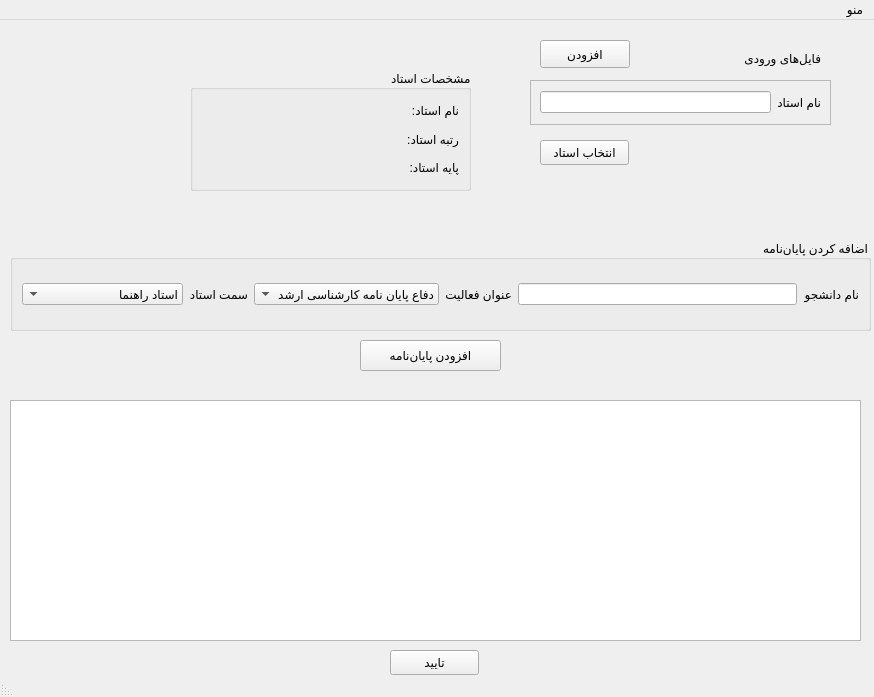
Qt form rawUi/ui.ui (soda-sh/uni-salary) before a commit.
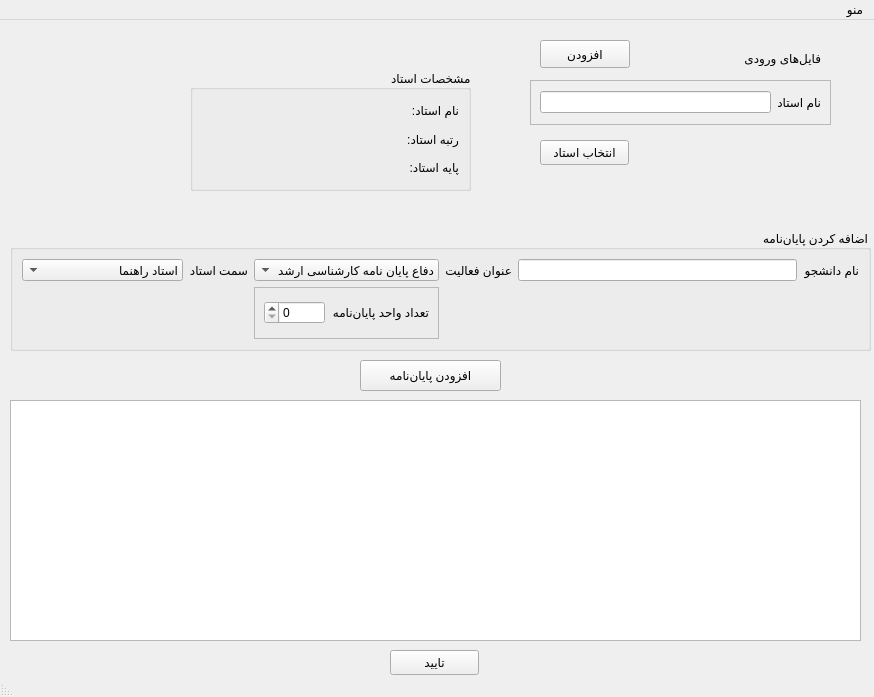
The same form after that commit. Icons and pictures are not drawn.

Commit message: Add unitCount to thesisIsertionBox in ui.py

```diff
--- a/rawUi/ui.ui
+++ b/rawUi/ui.ui
@@ -17,10 +17,10 @@
    <widget class="QLabel" name="logo">
     <property name="geometry">
      <rect>
-      <x>-10</x>
+      <x>10</x>
       <y>10</y>
       <width>161</width>
-      <height>231</height>
+      <height>181</height>
      </rect>
     </property>
     <property name="text">
@@ -151,9 +151,9 @@
     <property name="geometry">
      <rect>
       <x>10</x>
-      <y>220</y>
+      <y>210</y>
       <width>861</width>
-      <height>91</height>
+      <height>121</height>
      </rect>
     </property>
     <property name="layoutDirection">
@@ -250,13 +250,35 @@
        </item>
       </widget>
      </item>
+     <item row="1" column="3">
+      <widget class="QFrame" name="unitCountFrame">
+       <property name="frameShape">
+        <enum>QFrame::StyledPanel</enum>
+       </property>
+       <property name="frameShadow">
+        <enum>QFrame::Raised</enum>
+       </property>
+       <layout class="QGridLayout" name="gridLayout_4">
+        <item row="0" column="1">
+         <widget class="QSpinBox" name="unitCount"/>
+        </item>
+        <item row="0" column="0">
+         <widget class="QLabel" name="unitCountLabel">
+          <property name="text">
+           <string>تعداد واحد پایان‌نامه</string>
+          </property>
+         </widget>
+        </item>
+       </layout>
+      </widget>
+     </item>
     </layout>
    </widget>
    <widget class="QPushButton" name="addThesisBtn">
     <property name="geometry">
      <rect>
       <x>360</x>
-      <y>320</y>
+      <y>340</y>
       <width>141</width>
       <height>31</height>
      </rect>
```
Left out of the diff: 20 changed lines with no effect on the pictures. The commit also changes 1 other file.
